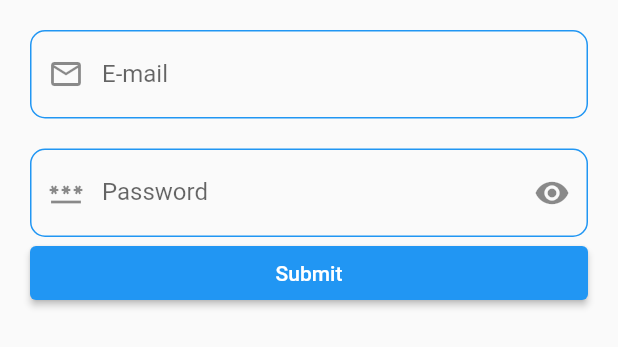
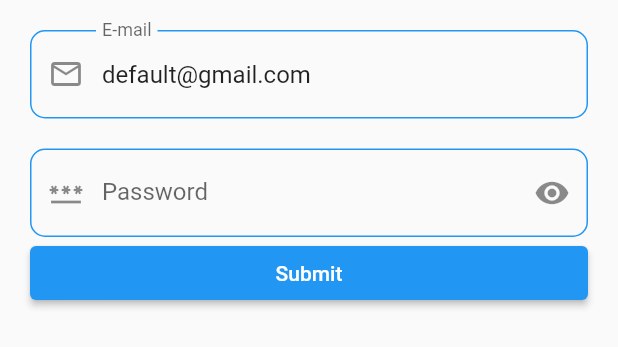
Before and after one commit to partho-debnath/flutter, a Flutter app: the MytextField widget shown alone on an empty page, opened directly, on a phone screen of 412 x 824 dp. Shown: the top 347 px of the screen. Run offline on Flutter 3.47's test engine with Material 2 defaults, Android fonts, the phone set to English and light mode, and no system bars.

Commit message:
TextField Widget update

```diff
--- a/lib/widgets/textfield_widget.dart
+++ b/lib/widgets/textfield_widget.dart
@@ -16,7 +16,7 @@ class _MytextFieldState extends State<MytextField> {
 
   @override
   void initState() {
-    _emailController = TextEditingController();
+    _emailController = TextEditingController(text: 'default@gmail.com');
     _passwordController = TextEditingController();
     super.initState();
   }
```
